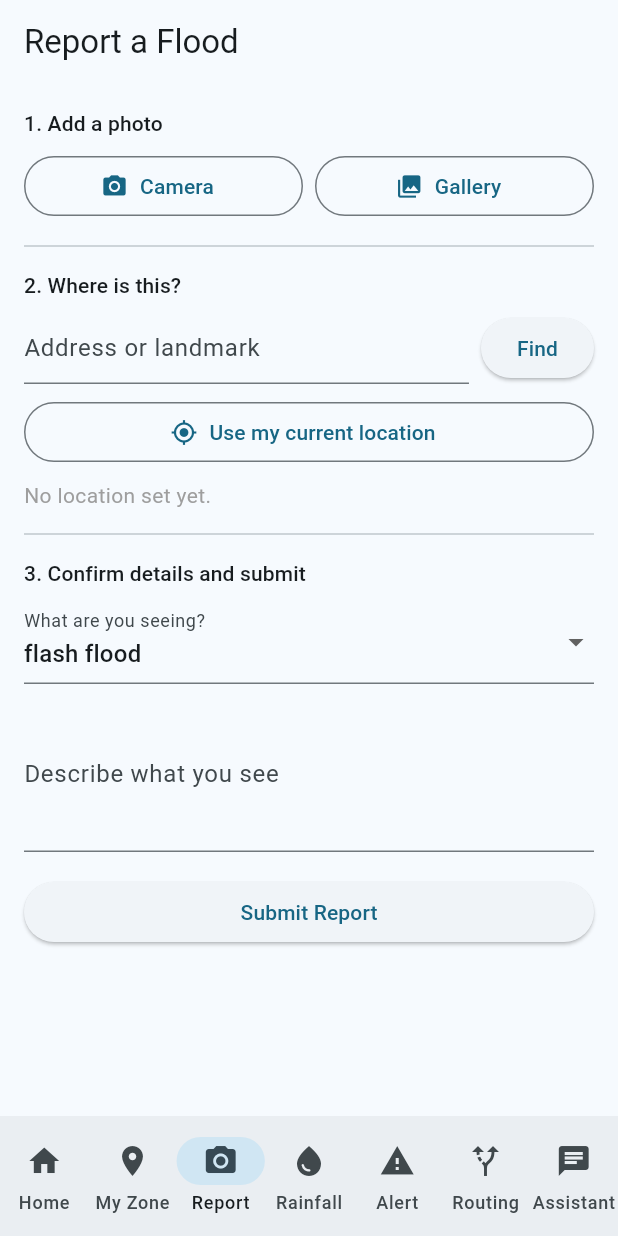
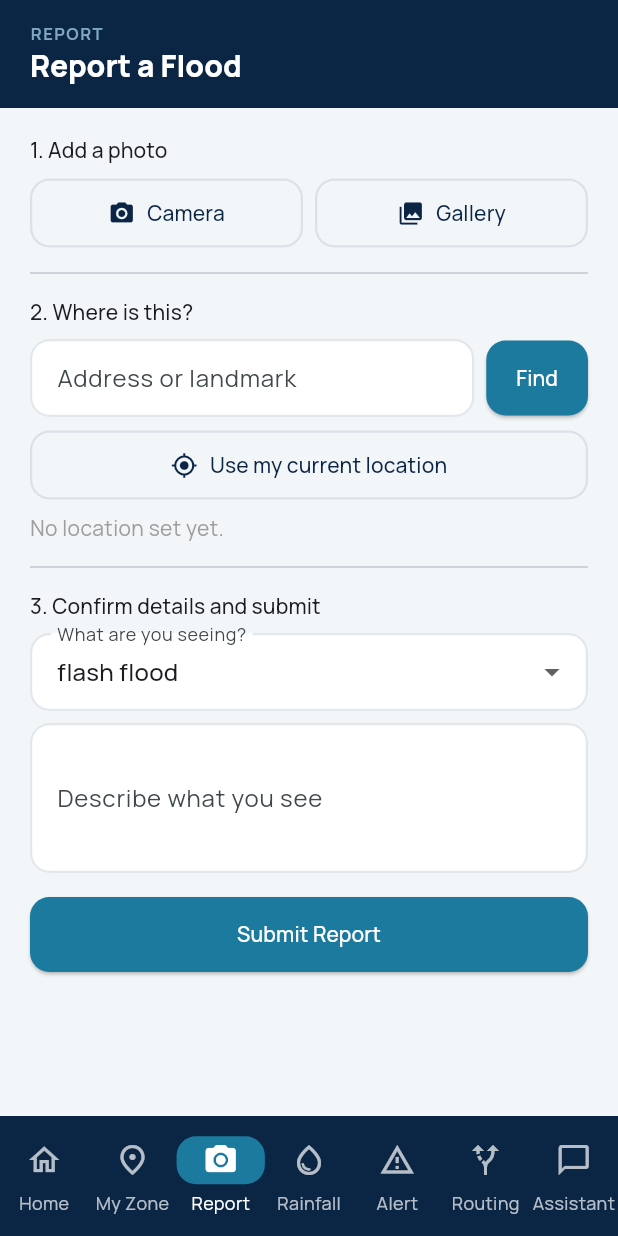
Before and after one commit to ROBERT-ADDO-ASANTE-DARKO/ThirdWave, a Flutter app: the screen it shows after launch, item 3 of the bottom bar chosen, on a phone screen of 412 x 824 dp. Run offline on Flutter 3.47's test engine with Material 3 defaults, Android fonts, the phone set to English and light mode, and no system bars; our stand-ins replace firebase_core, firebase_messaging, fl_chart, flutter_map, geolocator, google_fonts and 3 more; accounts and stored records are empty; network calls fail.

Commit message:
Reskin citizen_app to the design Artifact; add light/dark/system theme
theme.dart builds both a light and dark ThemeData from the ThirdWave
brand tokens (Ink Navy/Steel Blue/Signal Teal, Manrope via google_fonts,
rounded cards/buttons/inputs), with tintBackground()/tintForeground()
helpers deriving theme-appropriate tint pairs from one saturated base
colour. risk_colors.dart and the new CitizenAppBar widget consume it
across all screens. ThemeController persists the user's Light/Dark/
System choice via shared_preferences and is wired into MaterialApp.

Also enables the web platform (citizen_app/web/) and declares the two
packages this round of work needed (google_fonts, gpt_markdown_lite).

```diff
--- a/citizen_app/lib/main.dart
+++ b/citizen_app/lib/main.dart
@@ -15,6 +15,8 @@ import 'screens/routing_screen.dart';
 import 'services/api_client.dart';
 import 'services/identity_service.dart';
 import 'services/push_service.dart';
+import 'services/theme_controller.dart';
+import 'theme.dart';
 
 Future<void> main() async {
   WidgetsFlutterBinding.ensureInitialized();
@@ -26,28 +28,43 @@ Future<void> main() async {
   if (pushService.status == PushStatus.tokenObtained) {
     await pushService.registerWithBackend();
   }
+  final themeController = ThemeController();
+  await themeController.load();
 
-  runApp(CitizenApp(reporterRef: reporterRef, pushService: pushService, apiClient: apiClient));
+  runApp(CitizenApp(
+    reporterRef: reporterRef, pushService: pushService, apiClient: apiClient,
+    themeController: themeController,
+  ));
 }
 
 class CitizenApp extends StatelessWidget {
   final String reporterRef;
   final PushService pushService;
   final ApiClient apiClient;
+  final ThemeController themeController;
 
   const CitizenApp({
     super.key,
     required this.reporterRef,
     required this.pushService,
     required this.apiClient,
+    required this.themeController,
   });
 
   @override
   Widget build(BuildContext context) {
-    return MaterialApp(
-      title: 'ThirdWave Citizen',
-      theme: ThemeData(colorSchemeSeed: const Color(0xFF1B7A9E), useMaterial3: true),
-      home: _NavShell(reporterRef: reporterRef, pushService: pushService, apiClient: apiClient),
+    return ListenableBuilder(
+      listenable: themeController,
+      builder: (context, _) => MaterialApp(
+        title: 'ThirdWave Citizen',
+        theme: citizenAppTheme,
+        darkTheme: citizenAppDarkTheme,
+        themeMode: themeController.mode,
+        home: _NavShell(
+          reporterRef: reporterRef, pushService: pushService, apiClient: apiClient,
+          themeController: themeController,
+        ),
+      ),
     );
   }
 }
@@ -56,8 +73,12 @@ class _NavShell extends StatefulWidget {
   final String reporterRef;
   final PushService pushService;
   final ApiClient apiClient;
+  final ThemeController themeController;
 
-  const _NavShell({required this.reporterRef, required this.pushService, required this.apiClient});
+  const _NavShell({
+    required this.reporterRef, required this.pushService, required this.apiClient,
+    required this.themeController,
+  });
 
   @override
   State<_NavShell> createState() => _NavShellState();
@@ -66,10 +87,15 @@ class _NavShell extends StatefulWidget {
 class _NavShellState extends State<_NavShell> {
   int _index = 0;
 
+  void _goTo(int index) => setState(() => _index = index);
+
   @override
   Widget build(BuildContext context) {
     final screens = [
-      HomeScreen(reporterRef: widget.reporterRef, pushService: widget.pushService, apiClient: widget.apiClient),
+      HomeScreen(
+        reporterRef: widget.reporterRef, pushService: widget.pushService, apiClient: widget.apiClient,
+        onNavigate: _goTo, themeController: widget.themeController,
+      ),
       AddressVulnerabilityScreen(apiClient: widget.apiClient),
       ReportScreen(apiClient: widget.apiClient, reporterRef: widget.reporterRef),
       RainfallScreen(apiClient: widget.apiClient),
@@ -82,15 +108,15 @@ class _NavShellState extends State<_NavShell> {
       body: screens[_index],
       bottomNavigationBar: NavigationBar(
         selectedIndex: _index,
-        onDestinationSelected: (i) => setState(() => _index = i),
+        onDestinationSelected: _goTo,
         destinations: const [
-          NavigationDestination(icon: Icon(Icons.home), label: 'Home'),
-          NavigationDestination(icon: Icon(Icons.place), label: 'My Zone'),
-          NavigationDestination(icon: Icon(Icons.camera_alt), label: 'Report'),
-          NavigationDestination(icon: Icon(Icons.water_drop), label: 'Rainfall'),
-          NavigationDestination(icon: Icon(Icons.warning), label: 'Alert'),
-          NavigationDestination(icon: Icon(Icons.alt_route), label: 'Routing'),
-          NavigationDestination(icon: Icon(Icons.chat), label: 'Assistant'),
+          NavigationDestination(icon: Icon(Icons.home_outlined), selectedIcon: Icon(Icons.home), label: 'Home'),
+          NavigationDestination(icon: Icon(Icons.place_outlined), selectedIcon: Icon(Icons.place), label: 'My Zone'),
+          NavigationDestination(icon: Icon(Icons.camera_alt_outlined), selectedIcon: Icon(Icons.camera_alt), label: 'Report'),
+          NavigationDestination(icon: Icon(Icons.water_drop_outlined), selectedIcon: Icon(Icons.water_drop), label: 'Rainfall'),
+          NavigationDestination(icon: Icon(Icons.warning_amber_outlined), selectedIcon: Icon(Icons.warning), label: 'Alert'),
+          NavigationDestination(icon: Icon(Icons.alt_route_outlined), selectedIcon: Icon(Icons.alt_route), label: 'Routing'),
+          NavigationDestination(icon: Icon(Icons.chat_bubble_outline), selectedIcon: Icon(Icons.chat_bubble), label: 'Assistant'),
         ],
       ),
     );
--- a/citizen_app/lib/screens/report_screen.dart
+++ b/citizen_app/lib/screens/report_screen.dart
@@ -12,6 +12,8 @@ import 'package:geolocator/geolocator.dart';
 import 'package:image_picker/image_picker.dart';
 
 import '../services/api_client.dart';
+import '../theme.dart';
+import '../widgets/citizen_app_bar.dart';
 
 const _hazardTypes = ['flash_flood', 'urban_flood', 'river_flood'];
 
@@ -201,9 +203,9 @@ class _ReportScreenState extends State<ReportScreen> {
   @override
   Widget build(BuildContext context) {
     return Scaffold(
-      appBar: AppBar(title: const Text('Report a Flood')),
+      appBar: const CitizenAppBar(eyebrow: 'Report', title: 'Report a Flood'),
       body: ListView(
-        padding: const EdgeInsets.all(16),
+        padding: const EdgeInsets.fromLTRB(20, 18, 20, 24),
         children: [
           Text('1. Add a photo', style: Theme.of(context).textTheme.titleSmall),
           const SizedBox(height: 8),
@@ -231,14 +233,28 @@ class _ReportScreenState extends State<ReportScreen> {
             ),
           ],
           if (_draft != null) ...[
-            const SizedBox(height: 8),
-            if (_draft!['shows_flooding'] == false)
-              Text("AI couldn't confirm this photo shows flooding: ${_draft!['note'] ?? ''}", style: const TextStyle(fontStyle: FontStyle.italic))
-            else ...[
-              Text('AI-suggested description -- check it\'s accurate before submitting:', style: const TextStyle(fontWeight: FontWeight.bold)),
-              if (_draft!['depth_estimate_m'] != null)
-                Text('Estimated depth: ${_draft!['depth_estimate_m']['low']}-${_draft!['depth_estimate_m']['high']}m (triage-quality estimate, not survey-grade)'),
-            ],
+            const SizedBox(height: 12),
+            Card(
+              color: tintBackground(context, signalTeal),
+              child: Padding(
+                padding: const EdgeInsets.all(16),
+                child: _draft!['shows_flooding'] == false
+                    ? Text("AI couldn't confirm this photo shows flooding: ${_draft!['note'] ?? ''}",
+                        style: const TextStyle(fontStyle: FontStyle.italic))
+                    : Column(
+                        crossAxisAlignment: CrossAxisAlignment.start,
+                        children: [
+                          const Text('AI-suggested description -- check it\'s accurate before submitting:',
+                              style: TextStyle(fontWeight: FontWeight.bold)),
+                          if (_draft!['depth_estimate_m'] != null) ...[
+                            const SizedBox(height: 4),
+                            Text('Estimated depth: ${_draft!['depth_estimate_m']['low']}-${_draft!['depth_estimate_m']['high']}m '
+                                '(triage-quality estimate, not survey-grade)'),
+                          ],
+                        ],
+                      ),
+              ),
+            ),
           ],
           const Divider(height: 32),
 
--- /dev/null
+++ b/citizen_app/lib/widgets/citizen_app_bar.dart
@@ -0,0 +1,41 @@
+// citizen_app_bar.dart — the Artifact's `.topbar` pattern (a small
+// uppercase eyebrow label over a bold title, on Ink Navy) as a real
+// AppBar, so every screen still gets AppBar's usual behavior (back
+// button, actions, safe-area handling) for free via appBarTheme in
+// theme.dart -- this only customizes the title content.
+
+import 'package:flutter/material.dart';
+
+class CitizenAppBar extends StatelessWidget implements PreferredSizeWidget {
+  final String eyebrow;
+  final String title;
+  final List<Widget>? actions;
+
+  const CitizenAppBar({super.key, required this.eyebrow, required this.title, this.actions});
+
+  @override
+  Size get preferredSize => const Size.fromHeight(72);
+
+  @override
+  Widget build(BuildContext context) {
+    return AppBar(
+      toolbarHeight: 72,
+      titleSpacing: 20,
+      actions: actions,
+      title: Column(
+        mainAxisSize: MainAxisSize.min,
+        crossAxisAlignment: CrossAxisAlignment.start,
+        children: [
+          Text(
+            eyebrow.toUpperCase(),
+            style: const TextStyle(
+              fontSize: 11, fontWeight: FontWeight.w700, letterSpacing: 1.0, color: Color(0xFF7FA7BE),
+            ),
+          ),
+          const SizedBox(height: 2),
+          Text(title, style: const TextStyle(fontSize: 20, fontWeight: FontWeight.w800, color: Colors.white)),
+        ],
+      ),
+    );
+  }
+}
--- a/citizen_app/pubspec.yaml
+++ b/citizen_app/pubspec.yaml
@@ -44,6 +44,8 @@ dependencies:
   fl_chart: ^1.3.0
   flutter_map: ^8.3.2
   latlong2: ^0.10.1
+  google_fonts: ^8.1.0
+  gpt_markdown_lite: ^1.0.16
 
 dev_dependencies:
   flutter_test:
```
Also changed, not shown: citizen_app/lib/risk_colors.dart (added, +37 -0 lines), citizen_app/lib/screens/alert_screen.dart (+56 -28 lines), citizen_app/lib/screens/rainfall_screen.dart (+23 -14 lines), citizen_app/lib/services/theme_controller.dart (added, +33 -0 lines), citizen_app/lib/theme.dart (added, +142 -0 lines), citizen_app/pubspec.lock, 8 other files.
